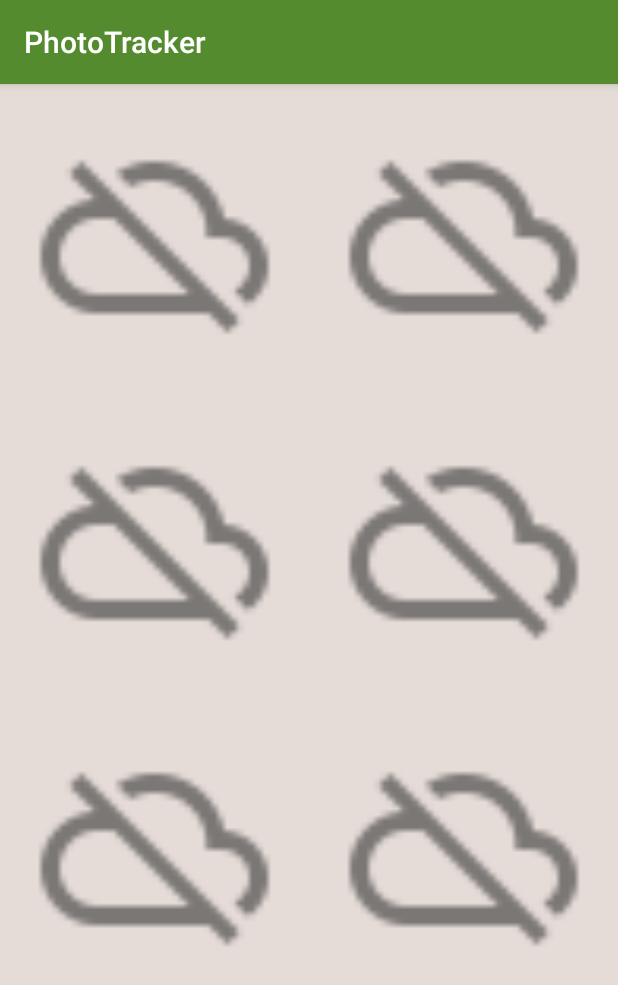
After one commit to FcoMolinaC/PhotoTracker, an Android app: the GalleryActivity screen opened directly, with no data from a screen before it, on a phone screen of 412 x 824 dp. The commit adds this screen. Shown: the top 985 px of the screen. Run offline under Robolectric (Android 15) with nearby library versions, the phone set to English and light mode, and no system bars; pictures from the network do not load; 1 statement that could not run was skipped.

Commit message:
Importa la librería Glide para galería de fotos. Crea actividades y layouts de fotos.

```diff
--- a/phototracker-app/app/build.gradle
+++ b/phototracker-app/app/build.gradle
@@ -29,5 +29,8 @@ dependencies {
     androidTestImplementation 'com.android.support.test.espresso:espresso-core:3.0.1'
     compile fileTree(dir: 'libs', include: ['*.jar'])
     compile 'com.google.android.gms:play-services-maps:11.4.2'
-    implementation 'com.android.support:exifinterface:27.0.1'
+    implementation 'com.android.support:exifinterface:26.1.0'
+    compile 'com.github.bumptech.glide:glide:3.7.0'
+    compile 'com.android.support:recyclerview-v7:26.1.0'
+    compile 'com.android.support:palette-v7:26.1.0'
 }
--- a/phototracker-app/app/src/main/AndroidManifest.xml
+++ b/phototracker-app/app/src/main/AndroidManifest.xml
@@ -37,6 +37,8 @@
         <activity
             android:name=".MainActivity"
             android:theme="@style/AppTheme.NoActionBar" />
+        <activity android:name=".GalleryActivity" />
+        <activity android:name=".PhotoActivity" />
     </application>
 
 </manifest>
--- /dev/null
+++ b/phototracker-app/app/src/main/java/com/fmc/phototracker/GalleryActivity.java
@@ -0,0 +1,102 @@
+package com.fmc.phototracker;
+
+import android.content.Context;
+import android.content.Intent;
+import android.os.Bundle;
+import android.support.v7.app.AppCompatActivity;
+import android.support.v7.widget.GridLayoutManager;
+import android.support.v7.widget.RecyclerView;
+import android.view.LayoutInflater;
+import android.view.View;
+import android.view.ViewGroup;
+import android.widget.ImageView;
+
+import com.bumptech.glide.Glide;
+
+/**
+ * Created by FMC on 27/11/2017.
+ */
+
+public class GalleryActivity extends AppCompatActivity {
+
+    @Override
+    protected void onCreate(Bundle savedInstanceState) {
+        super.onCreate(savedInstanceState);
+        setContentView(R.layout.activity_space_gallery);
+
+        RecyclerView.LayoutManager layoutManager = new GridLayoutManager(this, 2);
+        RecyclerView recyclerView = (RecyclerView) findViewById(R.id.rv_images);
+        recyclerView.setHasFixedSize(true);
+        recyclerView.setLayoutManager(layoutManager);
+
+        GalleryActivity.ImageGalleryAdapter adapter = new GalleryActivity.ImageGalleryAdapter(this, Photo.getSpacePhotos());
+        recyclerView.setAdapter(adapter);
+
+    }
+
+    private class ImageGalleryAdapter extends RecyclerView.Adapter<ImageGalleryAdapter.MyViewHolder> {
+
+        @Override
+        public ImageGalleryAdapter.MyViewHolder onCreateViewHolder(ViewGroup parent, int viewType) {
+
+            Context context = parent.getContext();
+            LayoutInflater inflater = LayoutInflater.from(context);
+
+            // Inflate the layout
+            View photoView = inflater.inflate(R.layout.item_photo, parent, false);
+
+            ImageGalleryAdapter.MyViewHolder viewHolder = new ImageGalleryAdapter.MyViewHolder(photoView);
+            return viewHolder;
+        }
+
+        @Override
+        public void onBindViewHolder(ImageGalleryAdapter.MyViewHolder holder, int position) {
+
+            Photo spacePhoto = mSpacePhotos[position];
+            ImageView imageView = holder.mPhotoImageView;
+
+            Glide.with(mContext)
+                    .load(spacePhoto.getUrl())
+                    .placeholder(R.drawable.ic_cloud_off_red)
+                    .into(imageView);
+        }
+
+        @Override
+        public int getItemCount() {
+            return (mSpacePhotos.length);
+        }
+
+        public class MyViewHolder extends RecyclerView.ViewHolder implements View.OnClickListener {
+
+            public ImageView mPhotoImageView;
+
+            public MyViewHolder(View itemView) {
+
+                super(itemView);
+                mPhotoImageView = (ImageView) itemView.findViewById(R.id.iv_photo);
+                itemView.setOnClickListener(this);
+            }
+
+            @Override
+            public void onClick(View view) {
+
+                int position = getAdapterPosition();
+                if (position != RecyclerView.NO_POSITION) {
+                    Photo spacePhoto = mSpacePhotos[position];
+
+                    Intent intent = new Intent(mContext, PhotoActivity.class);
+                    intent.putExtra(PhotoActivity.EXTRA_SPACE_PHOTO, spacePhoto);
+                    startActivity(intent);
+                }
+            }
+        }
+
+        private Photo[] mSpacePhotos;
+        private Context mContext;
+
+        public ImageGalleryAdapter(Context context, Photo[] spacePhotos) {
+            mContext = context;
+            mSpacePhotos = spacePhotos;
+        }
+    }
+}
--- a/phototracker-app/app/src/main/java/com/fmc/phototracker/MainActivity.java
+++ b/phototracker-app/app/src/main/java/com/fmc/phototracker/MainActivity.java
@@ -197,6 +197,8 @@ public class MainActivity extends AppCompatActivity
         } else if (id == R.id.nav_gallery) {
             if (login) {
                 //To-do: mostrar las fotos del usuario cuando esté disponible la BBDD
+                Intent galleryIntent = new Intent(MainActivity.this, GalleryActivity.class);
+                startActivity(galleryIntent);
             } else {
                 Toast.makeText(this, "Regístrate y podrás ver tus fotos", Toast.LENGTH_SHORT).show();
             }
--- a/phototracker-app/app/src/main/java/com/fmc/phototracker/Photo.java
+++ b/phototracker-app/app/src/main/java/com/fmc/phototracker/Photo.java
@@ -1,49 +1,75 @@
 package com.fmc.phototracker;
 
-import java.time.LocalDateTime;
+/**
+ * Created by FMC on 27/11/2017.
+ */
 
-public class Photo {
-    private LocalDateTime time;
-    private String latitude, longitude, description;
-    private boolean photo_public;
+import android.os.Parcel;
+import android.os.Parcelable;
 
-    public LocalDateTime getTime() {
-        return time;
+public class Photo implements Parcelable {
+
+    private String mUrl;
+    private String mTitle;
+
+    public Photo(String url, String title) {
+        mUrl = url;
+        mTitle = title;
     }
 
-    public void setTime(LocalDateTime time) {
-        this.time = time;
+    protected Photo(Parcel in) {
+        mUrl = in.readString();
+        mTitle = in.readString();
     }
 
-    public String getLatitude() {
-        return latitude;
+    public static final Creator<Photo> CREATOR = new Creator<Photo>() {
+        @Override
+        public Photo createFromParcel(Parcel in) {
+            return new Photo(in);
+        }
+
+        @Override
+        public Photo[] newArray(int size) {
+            return new Photo[size];
+        }
+    };
+
+    public String getUrl() {
+        return mUrl;
     }
 
-    public void setLatitude(String latitude) {
-        this.latitude = latitude;
+    public void setUrl(String url) {
+        mUrl = url;
     }
 
-    public String getLongitude() {
-        return longitude;
+    public String getTitle() {
+        return mTitle;
     }
 
-    public void setLongitude(String longitude) {
-        this.longitude = longitude;
+    public void setTitle(String title) {
+        mTitle = title;
     }
 
-    public String getDescription() {
-        return description;
+    public static Photo[] getSpacePhotos() {
+
+        return new Photo[]{
+                new Photo("http://i.imgur.com/zuG2bGQ.jpg", "Galaxy"),
+                new Photo("http://i.imgur.com/ovr0NAF.jpg", "Space Shuttle"),
+                new Photo("http://i.imgur.com/n6RfJX2.jpg", "Galaxy Orion"),
+                new Photo("http://i.imgur.com/qpr5LR2.jpg", "Earth"),
+                new Photo("http://i.imgur.com/pSHXfu5.jpg", "Astronaut"),
+                new Photo("http://i.imgur.com/3wQcZeY.jpg", "Satellite"),
+        };
     }
 
-    public void setDescription(String description) {
-        this.description = description;
+    @Override
+    public int describeContents() {
+        return 0;
     }
 
-    public boolean isPhoto_public() {
-        return photo_public;
-    }
-
-    public void setPhoto_public(boolean photo_public) {
-        this.photo_public = photo_public;
+    @Override
+    public void writeToParcel(Parcel parcel, int i) {
+        parcel.writeString(mUrl);
+        parcel.writeString(mTitle);
     }
 }
--- /dev/null
+++ b/phototracker-app/app/src/main/res/layout/activity_space_gallery.xml
@@ -0,0 +1,14 @@
+<?xml version="1.0" encoding="utf-8"?>
+<RelativeLayout
+        xmlns:android="http://schemas.android.com/apk/res/android"
+        xmlns:tools="http://schemas.android.com/tools"
+        android:id="@+id/activity_main"
+        android:layout_width="match_parent"
+        android:layout_height="match_parent"
+        tools:context="com.chikeandroid.tutsplus_glide.MainActivity">
+
+    <android.support.v7.widget.RecyclerView
+            android:id="@+id/rv_images"
+            android:layout_width="match_parent"
+            android:layout_height="match_parent"/>
+</RelativeLayout>
--- /dev/null
+++ b/phototracker-app/app/src/main/res/layout/item_photo.xml
@@ -0,0 +1,14 @@
+<?xml version="1.0" encoding="utf-8"?>
+<LinearLayout xmlns:android="http://schemas.android.com/apk/res/android"
+              android:orientation="vertical"
+              android:layout_width="match_parent"
+              android:layout_height="wrap_content">
+<ImageView
+        android:id="@+id/iv_photo"
+        android:adjustViewBounds="true"
+        android:layout_height="200dp"
+        android:scaleType="centerCrop"
+        android:layout_margin="2dp"
+        android:layout_width="match_parent"/>
+
+</LinearLayout>
```
Also changed, not shown: phototracker-app/app/src/main/java/com/fmc/phototracker/PhotoActivity.java (added, +64 -0 lines), phototracker-app/app/src/main/java/com/fmc/phototracker/Track.java (deleted, +0 -41 lines), phototracker-app/app/src/main/res/layout/activity_photo_detail.xml (added, +28 -0 lines), phototracker-app/app/src/main/res/drawable-hdpi/ic_cloud_off_red.png (added), phototracker-app/app/src/main/res/drawable-mdpi/ic_cloud_off_red.png (added), phototracker-app/app/src/main/res/drawable-xhdpi/ic_cloud_off_red.png (added), phototracker-app/app/src/main/res/drawable-xxhdpi/ic_cloud_off_red.png (added), phototracker-app/app/src/main/res/drawable/drawable-hdpi/ic_cloud_off_red.png (added), phototracker-app/app/src/main/res/drawable/drawable-mdpi/ic_cloud_off_red.png (added), phototracker-app/app/src/main/res/drawable/drawable-xhdpi/ic_cloud_off_red.png (added), phototracker-app/app/src/main/res/drawable/drawable-xxhdpi/ic_cloud_off_red.png (added), phototracker-app/app/src/main/res/drawable/drawable-xxxhdpi/ic_cloud_off_red.png (added).
